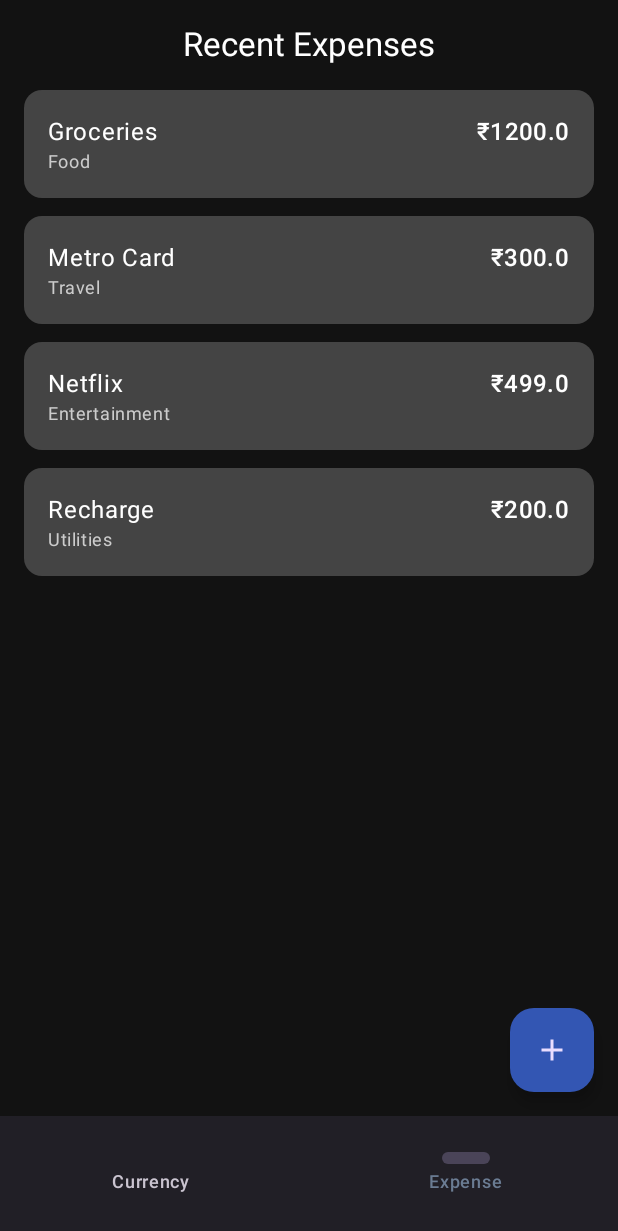
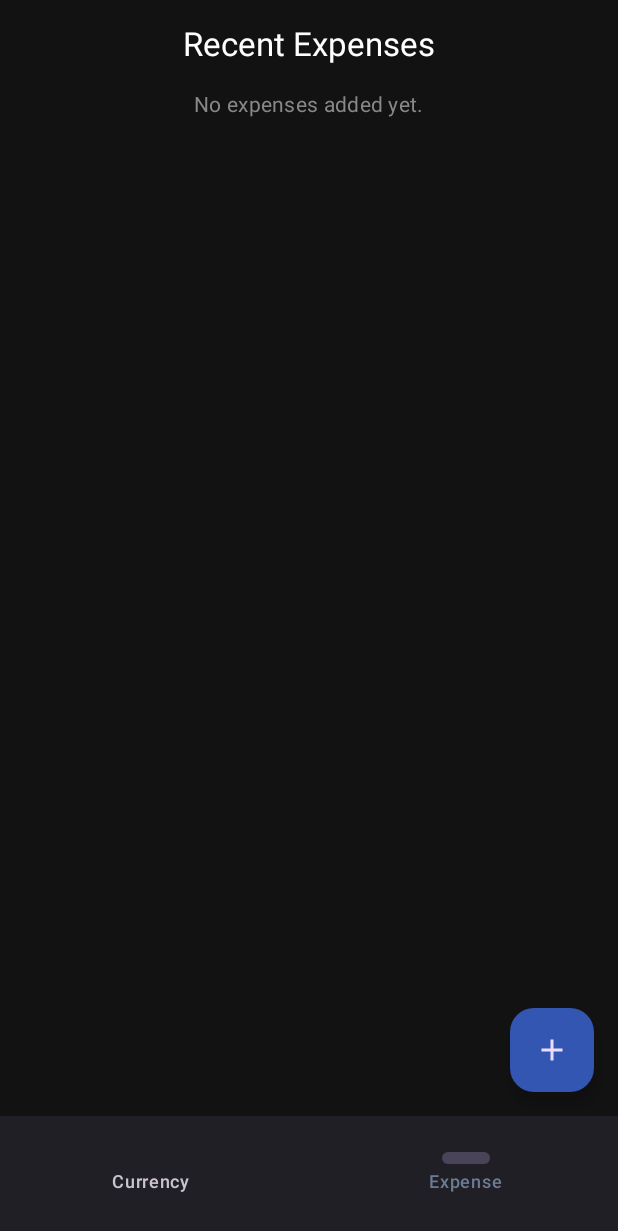
Before and after one commit to ashb155/finapp, an Android app built with Jetpack Compose: the ExpenseScreen screen opened through its navigation route, on a phone screen of 412 x 824 dp. Shown: the top 1231 px of the screen. Run offline under Robolectric (Android 15) with nearby library versions, the phone set to English and light mode, and no system bars; our stand-ins replace Room's generated code.

Commit message:
modified expense screen page

```diff
--- a/app/src/main/java/com/example/financeapp1/ExpenseScreen.kt
+++ b/app/src/main/java/com/example/financeapp1/ExpenseScreen.kt
@@ -7,31 +7,30 @@ import androidx.compose.material.icons.Icons
 import androidx.compose.material.icons.filled.Add
 import androidx.compose.material3.*
 import androidx.compose.runtime.Composable
+import androidx.compose.runtime.collectAsState
+import androidx.compose.runtime.getValue
+import androidx.compose.runtime.remember
 import androidx.compose.ui.Alignment
 import androidx.compose.ui.Modifier
 import androidx.compose.ui.graphics.Color
 import androidx.compose.ui.tooling.preview.Preview
 import androidx.compose.ui.unit.dp
-
-data class Expense(
-    val title: String,
-    val category: String,
-    val amount: Double
-)
+import androidx.lifecycle.viewmodel.compose.viewModel
+import com.example.financeapp1.repository.ExpenseRepository
+import com.example.financeapp1.viewmodels.ExpenseViewModel
+import com.example.financeapp1.viewmodels.ExpenseViewModelFactory
 
 @Composable
-fun ExpenseScreen() {
-    val dummyExpenses = listOf(
-        Expense("Groceries", "Food", 1200.0),
-        Expense("Metro Card", "Travel", 300.0),
-        Expense("Netflix", "Entertainment", 499.0),
-        Expense("Recharge", "Utilities", 200.0),
-    )
+fun ExpenseScreen(repository: ExpenseRepository) {
+    val factory = remember { ExpenseViewModelFactory(repository) }
+    val viewModel: ExpenseViewModel = viewModel(factory = factory)
+
+    val expenses by viewModel.allExpenses.collectAsState()
 
     Scaffold(
         floatingActionButton = {
             FloatingActionButton(onClick = {
-                //add expenses
+                // Handle navigation to add expense screen
             }) {
                 Icon(Icons.Default.Add, contentDescription = "Add Expense")
             }
@@ -48,17 +47,24 @@ fun ExpenseScreen() {
                 text = "Recent Expenses",
                 style = MaterialTheme.typography.titleLarge,
                 color = Color.White,
-                modifier=Modifier
-                    .align(Alignment.CenterHorizontally)
+                modifier = Modifier.align(Alignment.CenterHorizontally)
             )
 
             Spacer(modifier = Modifier.height(16.dp))
 
+            if (expenses.isEmpty()) {
+                Text(
+                    text = "No expenses added yet.",
+                    color = Color.Gray,
+                    style = MaterialTheme.typography.bodyMedium,
+                    modifier = Modifier.align(Alignment.CenterHorizontally)
+                )
+            } else {
                 LazyColumn(
                     modifier = Modifier.fillMaxSize(),
                     verticalArrangement = Arrangement.spacedBy(12.dp)
                 ) {
-                items(dummyExpenses) { expense ->
+                    items(expenses) { expense ->
                         Card(
                             modifier = Modifier.fillMaxWidth(),
                             colors = CardDefaults.cardColors(containerColor = Color.DarkGray)
@@ -89,9 +95,4 @@ fun ExpenseScreen() {
             }
         }
     }
-
-@Preview(showBackground = true)
-@Composable
-fun ExpenseScreenPreview() {
-    ExpenseScreen()
 }
--- a/app/src/main/java/com/example/financeapp1/Navigation.kt
+++ b/app/src/main/java/com/example/financeapp1/Navigation.kt
@@ -12,21 +12,33 @@ import androidx.navigation.compose.composable
 import androidx.navigation.compose.currentBackStackEntryAsState
 import com.example.financeapp.screens.CurrencyScreen
 import androidx.compose.runtime.getValue
+import androidx.compose.ui.platform.LocalContext
+import androidx.room.Room
 import com.example.financeapp1.ExpenseScreen
+import com.example.financeapp1.data.AppDatabase
+import com.example.financeapp1.repository.ExpenseRepository
 
 
 @Composable
 fun AppNavHost(navController: NavHostController) {
+    val context = LocalContext.current
+    val db = Room.databaseBuilder(
+        context,
+        AppDatabase::class.java,
+        "finance-db"
+    ).build()
+    val repository = ExpenseRepository(db.expenseDao())
+
     NavHost(navController = navController, startDestination = "currency") {
         composable("currency") {
-                CurrencyScreen(navController = navController)
-            }
-        composable("expense"){
-            ExpenseScreen()
+            CurrencyScreen(navController = navController)
         }
+        composable("expense") {
+            ExpenseScreen(repository = repository)
         }
+    }
+}
 
-    }
 
 
 sealed class BottomNavScreen(
```
Lines whose indentation alone changed are shown as unchanged.
